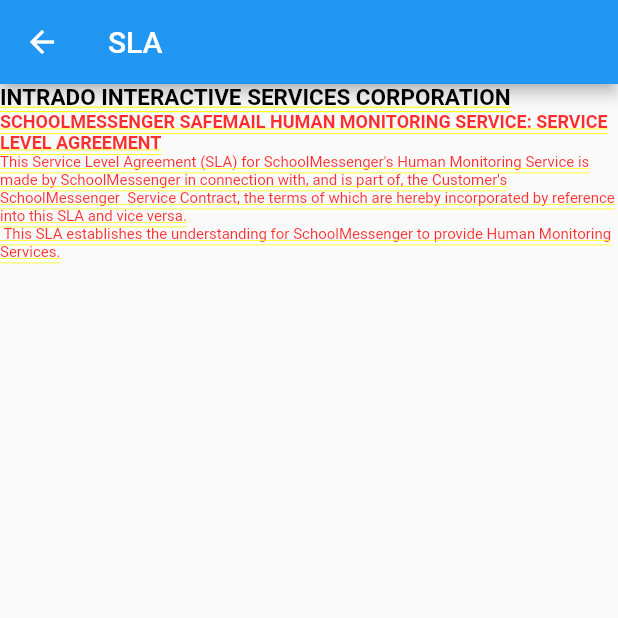
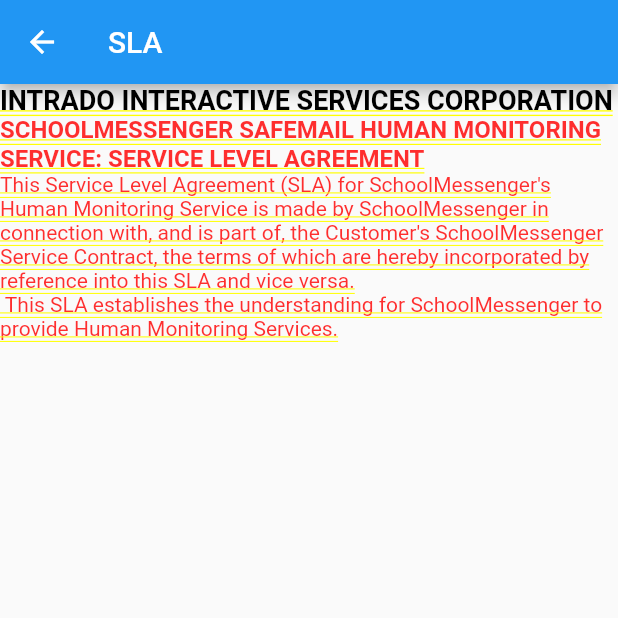
Before and after one commit to KevnLu/SafemailFlutter, a Flutter app: the sla screen opened directly, on a phone screen of 412 x 824 dp, the top half of it. Run offline on Flutter 3.47's test engine with Material 2 defaults, Android fonts, the phone set to English and light mode, and no system bars; our stand-ins replace charts_flutter, firebase_core, firebase_messaging; missing offline and left inert: navigating_drawer; accounts and stored records are empty; statements that could not run were skipped.

Commit message:
Add state

```diff
--- a/safemail_portal/lib/sla.dart
+++ b/safemail_portal/lib/sla.dart
@@ -20,18 +20,18 @@
                 style: TextStyle(
                   color: Colors.black,
                   fontWeight: FontWeight.bold,
-                  fontSize: 15,
+                  fontSize: 18,
                 ),
               ),
               TextSpan(
                 text:
                     "SCHOOLMESSENGER SAFEMAIL HUMAN MONITORING SERVICE: SERVICE LEVEL AGREEMENT\n",
-                style: TextStyle(fontWeight: FontWeight.bold, fontSize: 12),
+                style: TextStyle(fontWeight: FontWeight.bold, fontSize: 16),
               ),
               TextSpan(
                 text:
                     "This Service Level Agreement (SLA) for SchoolMessenger's Human Monitoring Service is made by SchoolMessenger in connection with, and is part of, the Customer's SchoolMessenger  Service Contract, the terms of which are hereby incorporated by reference into this SLA and vice versa.\n This SLA establishes the understanding for SchoolMessenger to provide Human Monitoring Services.\n",
-                style: TextStyle(fontWeight: FontWeight.normal, fontSize: 10),
+                style: TextStyle(fontWeight: FontWeight.normal, fontSize: 14),
               ),
             ],
           ),
```
Also changed, not shown: safemail_portal/lib/pages/filterreport.dart (+8 -6 lines), safemail_portal/lib/utils/multiSelect.dart (+7 -0 lines).
